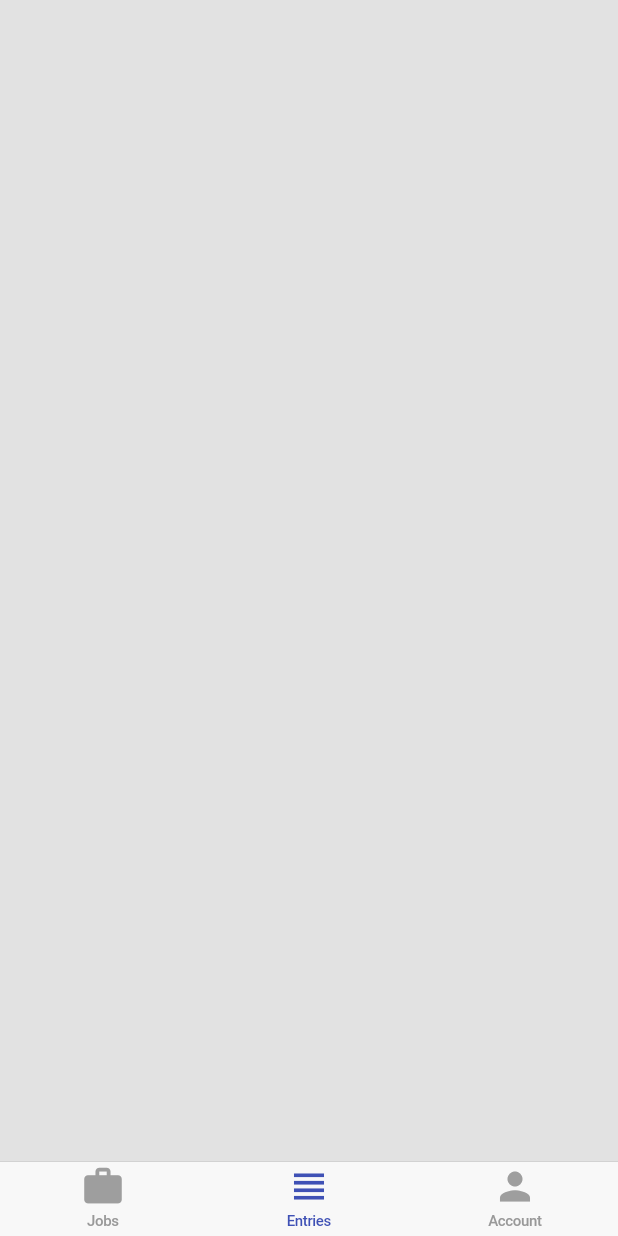
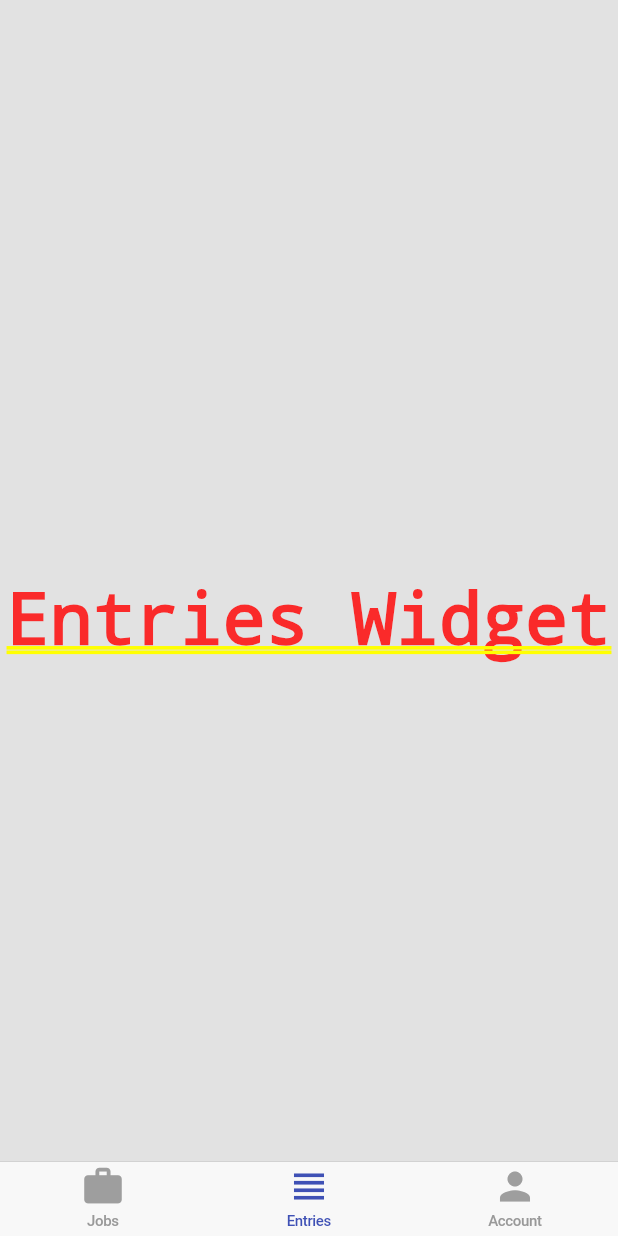
Before and after one commit to irfan87/time_tracker_flutter, a Flutter app: the screen it shows once a user with an empty profile is signed in, item 2 of the bottom bar chosen, on a phone screen of 412 x 824 dp. Run offline on Flutter 3.47's test engine with Material 2 defaults, Android fonts, the phone set to English and light mode, and no system bars; our stand-ins replace cloud_firestore, firebase_auth, firebase_core, google_sign_in; missing offline and left inert: flutter_login_facebook; accounts and stored records are empty.

Commit message:
create widget builder at home_page file and applied it at cupertino home scaffold

```diff
--- a/lib/app/home/cupertino_home_scaffold.dart
+++ b/lib/app/home/cupertino_home_scaffold.dart
@@ -5,11 +5,13 @@ import 'package:time_tracker/app/home/tab_item.dart';
 class CupertinoHomeScaffold extends StatelessWidget {
   final TabItem currentTab;
   final ValueChanged<TabItem> onSelectTab;
+  final Map<TabItem, WidgetBuilder> widgetBuilders;
 
   CupertinoHomeScaffold({
     Key key,
     @required this.currentTab,
     @required this.onSelectTab,
+    @required this.widgetBuilders,
   }) : super(key: key);
 
   @override
@@ -24,10 +26,10 @@ class CupertinoHomeScaffold extends StatelessWidget {
         onTap: (index) => onSelectTab(TabItem.values[index]),
       ),
       tabBuilder: (context, index) {
+        final item = TabItem.values[index];
+
         return CupertinoTabView(
-          builder: (context) {
-            return Container();
-          },
+          builder: (context) => widgetBuilders[item](context),
         );
       },
     );
--- a/lib/app/home/home_page.dart
+++ b/lib/app/home/home_page.dart
@@ -1,5 +1,6 @@
 import 'package:flutter/material.dart';
 import 'package:time_tracker/app/home/cupertino_home_scaffold.dart';
+import 'package:time_tracker/app/home/jobs/jobs_page.dart';
 import 'package:time_tracker/app/home/tab_item.dart';
 
 class HomePage extends StatefulWidget {
@@ -10,6 +11,22 @@ class HomePage extends StatefulWidget {
 class _HomePageState extends State<HomePage> {
   TabItem _currentTab = TabItem.jobs;
 
+  Map<TabItem, WidgetBuilder> get widgetBuilders {
+    return {
+      TabItem.jobs: (_) => JobsPage(),
+      TabItem.entries: (_) => Container(
+            child: Center(
+              child: Text('Entries Widget'),
+            ),
+          ),
+      TabItem.account: (_) => Container(
+            child: Center(
+              child: Text('Account Widget'),
+            ),
+          ),
+    };
+  }
+
   void _select(TabItem tabItem) {
     setState(() => _currentTab = tabItem);
   }
@@ -19,6 +36,7 @@ class _HomePageState extends State<HomePage> {
     return CupertinoHomeScaffold(
       currentTab: _currentTab,
       onSelectTab: _select,
+      widgetBuilders: widgetBuilders,
     );
   }
 }
--- a/lib/app/landing_page.dart
+++ b/lib/app/landing_page.dart
@@ -1,7 +1,6 @@
 import 'package:firebase_auth/firebase_auth.dart';
 import 'package:flutter/material.dart';
 import 'package:time_tracker/app/home/home_page.dart';
-import 'package:time_tracker/app/home/jobs/jobs_page.dart';
 import 'package:time_tracker/app/signin/sign_in.dart';
 import 'package:provider/provider.dart';
 import 'package:time_tracker/services/auth.dart';
```
